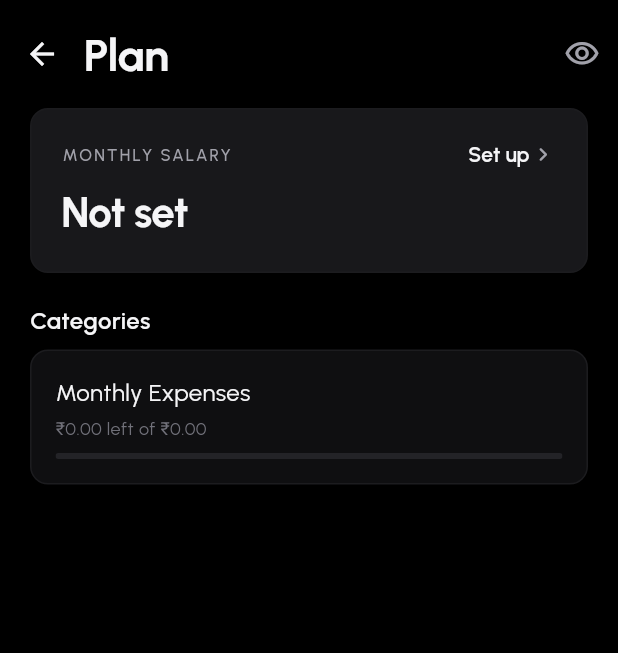
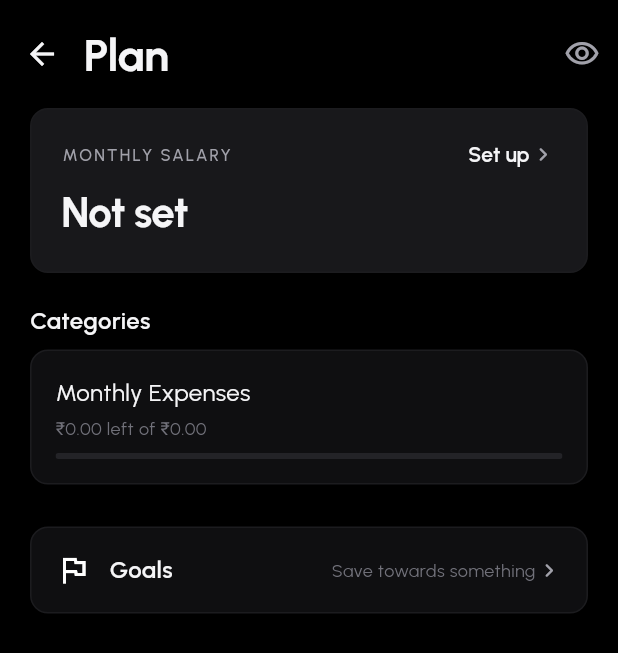
Before and after one commit to scap3sh4rk/Rivero, a Flutter app: the BudgetsScreen screen opened directly, on a phone screen of 412 x 824 dp. Shown: the top 653 px of the screen. Run offline on Flutter 3.47's test engine with Material 3 defaults, Android fonts, the phone set to English and light mode, and no system bars; drawn by our look-alikes of flutter_animate; our stand-ins replace animated_flip_counter, drift, file_picker, flutter_riverpod, flutter_secure_storage, google_sign_in and 2 more; missing offline and left inert: cryptography, extension_google_sign_in_as_googleapis_auth, google_mlkit_text_recognition, googleapis, sqlite3; accounts and stored records are empty; generated files the repository leaves out were written again.

Commit message:
feat(goals): savings goals with a target and date, tracked by an account's balance or what was paid into a plan category; progress ring, per-month amount, on track or behind; Plan → Goals (#11)

```diff
--- a/lib/core/database/daos/settings_dao.dart
+++ b/lib/core/database/daos/settings_dao.dart
@@ -40,6 +40,9 @@ abstract final class SettingKeys {
 
   /// Payees the user said are not subscriptions (JSON list).
   static const dismissedSubscriptions = 'dismissed_subscriptions_json';
+
+  /// Savings goals (JSON list, see Goals).
+  static const goals = 'goals_json';
   static const primaryUpi = 'primary_upi_package';
   static const primaryUpiName = 'primary_upi_name';
 
--- /dev/null
+++ b/lib/core/goals/goals.dart
@@ -0,0 +1,130 @@
+import 'dart:convert';
+
+import 'package:drift/drift.dart';
+import 'package:rivero/core/database/daos/settings_dao.dart';
+import 'package:rivero/core/database/database.dart';
+import 'package:rivero/core/domain/transaction_enums.dart';
+
+/// "Trip ₹50,000 by June." A goal never holds money: its progress is read
+/// from a linked account's balance, or from what was paid into a plan
+/// category since the goal began.
+class Goal {
+  const Goal({
+    required this.id,
+    required this.name,
+    required this.targetMinorUnits,
+    required this.by,
+    required this.start,
+    this.accountId,
+    this.bucketId,
+  });
+
+  factory Goal.fromJson(Map<String, dynamic> j) => Goal(
+    id: j['id'] as String,
+    name: j['name'] as String,
+    targetMinorUnits: j['target'] as int,
+    by: DateTime.parse(j['by'] as String),
+    start: DateTime.parse(j['start'] as String),
+    accountId: j['account'] as String?,
+    bucketId: j['bucket'] as String?,
+  );
+
+  final String id;
+  final String name;
+  final int targetMinorUnits;
+  final DateTime by;
+  final DateTime start;
+  final String? accountId;
+  final String? bucketId;
+
+  Map<String, dynamic> toJson() => {
+    'id': id,
+    'name': name,
+    'target': targetMinorUnits,
+    'by': by.toIso8601String(),
+    'start': start.toIso8601String(),
+    'account': ?accountId,
+    'bucket': ?bucketId,
+  };
+}
+
+class GoalProgress {
+  const GoalProgress({
+    required this.goal,
+    required this.savedMinorUnits,
+    required this.perMonthMinorUnits,
+    required this.behindByMinorUnits,
+  });
+
+  final Goal goal;
+  final int savedMinorUnits;
+
+  /// Still needed each month (rounded up to the rupee) to reach it on time.
+  final int perMonthMinorUnits;
+
+  /// How far below a straight line from start to target date (0 = on track).
+  final int behindByMinorUnits;
+
+  bool get reached => savedMinorUnits >= goal.targetMinorUnits;
+}
+
+class Goals {
+  const Goals(this.db);
+
+  final RiveroDatabase db;
+
+  Future<List<Goal>> load() async {
+    final raw = await db.settingsDao.get(SettingKeys.goals);
+    if (raw == null || raw.isEmpty) return const [];
+    return [
+      for (final j in jsonDecode(raw) as List)
+        Goal.fromJson(j as Map<String, dynamic>),
+    ];
+  }
+
+  Future<void> save(List<Goal> goals) => db.settingsDao.set(
+    SettingKeys.goals,
+    jsonEncode([for (final g in goals) g.toJson()]),
+  );
+
+  Future<GoalProgress> progress(Goal g, {DateTime? now}) async {
+    final today = now ?? DateTime.now();
+    var saved = 0;
+    if (g.accountId != null) {
+      final a = await db.accountsDao.getPhysicalAccountById(g.accountId!);
+      saved = a == null || a.isLiability ? 0 : a.balanceMinorUnits;
+    } else if (g.bucketId != null) {
+      // Money out of the salary account into this category (the "in" leg of
+      // a transfer carries the same category; only count the "out" leg).
+      final paid =
+          await (db.select(db.transactions)..where(
+                (t) =>
+                    t.allocationBucketId.equals(g.bucketId!) &
+                    t.amountMinorUnits.isSmallerThanValue(0) &
+                    t.transactionState.isIn([
+                      TransactionState.confirmed.name,
+                      TransactionState.reconciled.name,
+                    ]) &
+                    t.transactionTimestamp.isBiggerOrEqualValue(g.start),
+              ))
+              .get();
+      saved = paid.fold(0, (s, t) => s - t.amountMinorUnits);
+    }
+    final left = (g.targetMinorUnits - saved).clamp(0, g.targetMinorUnits);
+    final months = ((g.by.year - today.year) * 12 + g.by.month - today.month)
+        .clamp(1, 1200);
+    // Round up to a whole rupee so "per month" never falls short.
+    final perMonth = ((left + months - 1) ~/ months + 99) ~/ 100 * 100;
+    final total = g.by.difference(g.start).inDays;
+    final elapsed = today.difference(g.start).inDays.clamp(0, total);
+    final expected = total <= 0
+        ? g.targetMinorUnits
+        : g.targetMinorUnits * elapsed ~/ total;
+    return GoalProgress(
+      goal: g,
+      savedMinorUnits: saved,
+      perMonthMinorUnits: left == 0 ? 0 : perMonth,
+      behindByMinorUnits: (expected - saved).clamp(0, g.targetMinorUnits),
+    );
+  }
+}
--- a/lib/features/budgets/screens/budgets_screen.dart
+++ b/lib/features/budgets/screens/budgets_screen.dart
@@ -11,6 +11,7 @@ import 'package:rivero/core/utils/currency_formatter.dart';
 import 'package:rivero/design_system/rivero_tokens.dart';
 import 'package:rivero/design_system/widgets/rivero_app_bar.dart';
 import 'package:rivero/design_system/widgets/rivero_card.dart';
+import 'package:rivero/features/goals/goals_screen.dart';
 import 'package:rivero/features/plan/salary_plan_screen.dart';
 
 /// Plan: where this month's salary goes. One card for the salary, one short
@@ -224,6 +225,29 @@ class BudgetsScreen extends ConsumerWidget {
                 .animate()
                 .fadeIn(duration: 260.ms)
                 .slideY(begin: 0.05, curve: Curves.easeOutCubic),
+          const SizedBox(height: RiveroSpacing.xl),
+          RiveroCard(
+            key: const ValueKey('open-goals'),
+            onTap: () => GoalsScreen.open(context),
+            child: Row(
+              children: [
+                const Icon(Icons.flag_outlined),
+                const SizedBox(width: RiveroSpacing.md),
+                Expanded(
+                  child: Text('Goals', style: RiveroTypography.titleMedium),
+                ),
+                Text(
+                  'Save towards something',
+                  style: RiveroTypography.bodySmall,
+                ),
+                Icon(
+                  Icons.chevron_right_rounded,
+                  size: 18,
+                  color: RiveroColors.textSecondary,
+                ),
+              ],
+            ),
+          ),
         ],
       ),
     );
```
Also changed, not shown: lib/features/goals/goals_screen.dart (added, +282 -0 lines), 2 other files.
